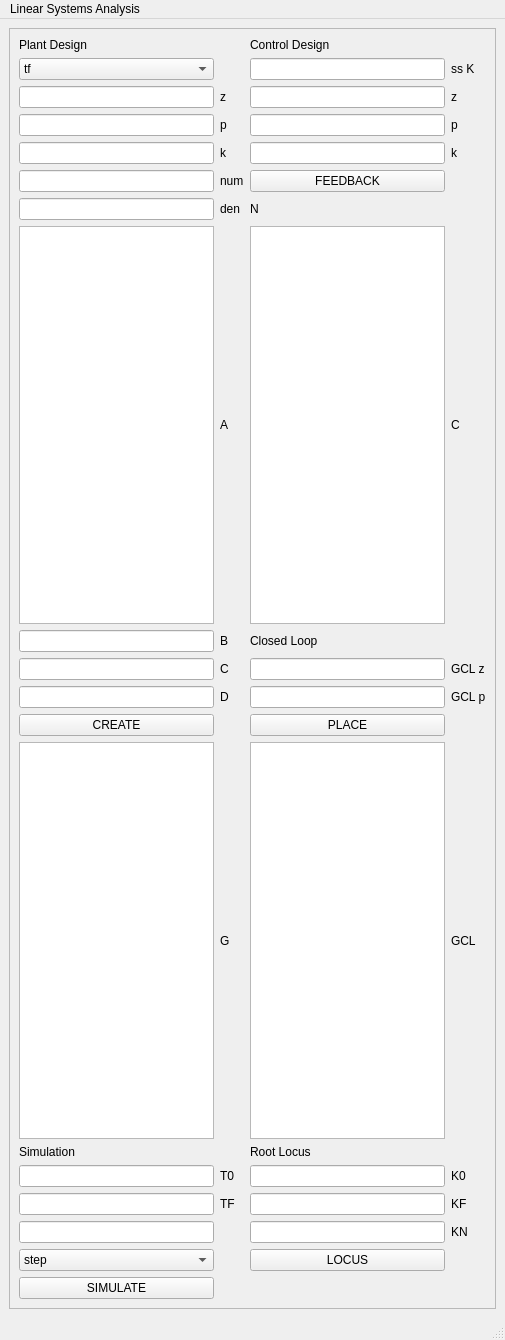
Old version of the form controls/LCAT/gui.ui in the repository cmontalvo251/Python.
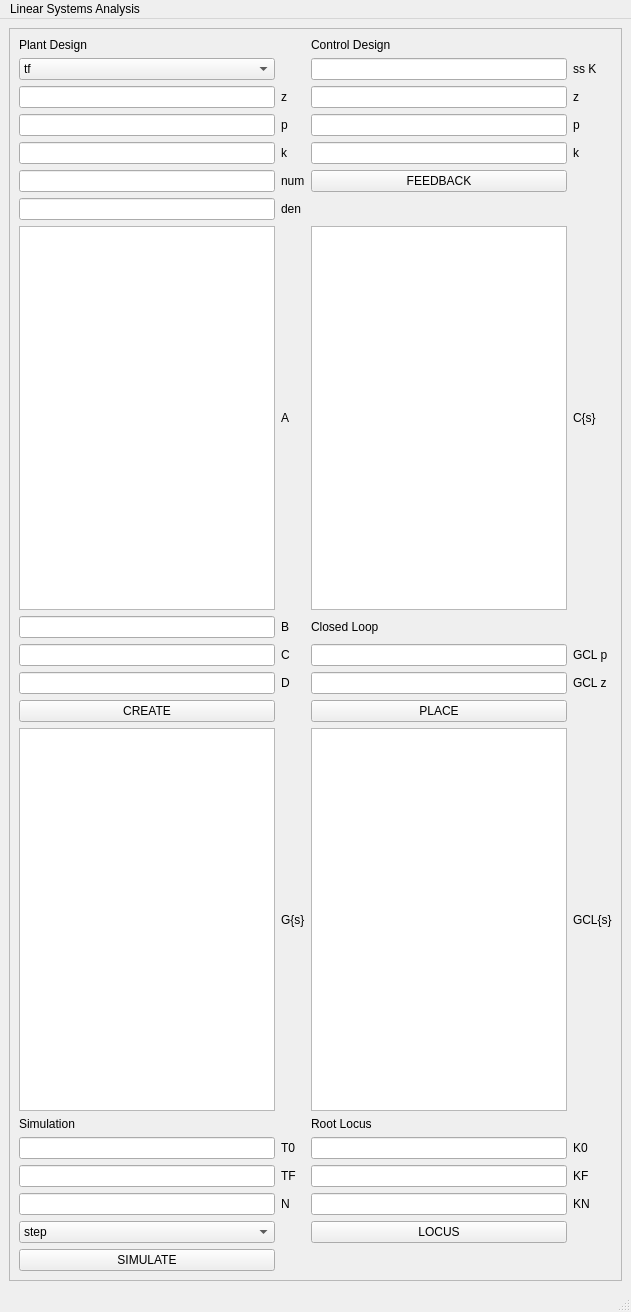
New version of the form.

Commit message: Gui is setup. I just need to load the defaults

Diff of the .ui file:
```diff
--- a/controls/LCAT/gui.ui
+++ b/controls/LCAT/gui.ui
@@ -6,8 +6,8 @@
    <rect>
     <x>0</x>
     <y>0</y>
-    <width>505</width>
-    <height>1340</height>
+    <width>489</width>
+    <height>1312</height>
    </rect>
   </property>
   <property name="windowTitle">
@@ -21,10 +21,10 @@
     </sizepolicy>
    </property>
    <layout class="QGridLayout" name="gridLayout">
-    <item row="25" column="1">
+    <item row="22" column="3">
      <widget class="QFrame" name="frame">
       <property name="sizePolicy">
-       <sizepolicy hsizetype="Preferred" vsizetype="Preferred">
+       <sizepolicy hsizetype="Fixed" vsizetype="Preferred">
         <horstretch>0</horstretch>
         <verstretch>0</verstretch>
        </sizepolicy>
@@ -46,14 +46,7 @@
        <item row="8" column="3">
         <widget class="QLabel" name="label_25">
          <property name="text">
-          <string>C</string>
-         </property>
-        </widget>
-       </item>
-       <item row="7" column="2">
-        <widget class="QLabel" name="label_16">
-         <property name="text">
-          <string>N</string>
+          <string>C{s}</string>
          </property>
         </widget>
        </item>
@@ -94,7 +87,7 @@
        <item row="13" column="1">
         <widget class="QLabel" name="label_24">
          <property name="text">
-          <string>G</string>
+          <string>G{s}</string>
          </property>
         </widget>
        </item>
@@ -238,7 +231,7 @@
        <item row="13" column="3">
         <widget class="QLabel" name="label_26">
          <property name="text">
-          <string>GCL</string>
+          <string>GCL{s}</string>
          </property>
         </widget>
        </item>
@@ -246,7 +239,10 @@
         <widget class="QLineEdit" name="lineEdit_13"/>
        </item>
        <item row="5" column="0">
-        <widget class="QLineEdit" name="lineEdit_10"/>
+        <widget class="QLineEdit" name="kGEdit"/>
+       </item>
+       <item row="17" column="0">
+        <widget class="QLineEdit" name="tnEdit"/>
        </item>
        <item row="13" column="0">
         <widget class="QTextEdit" name="textEdit"/>
@@ -352,33 +348,27 @@
          </property>
         </widget>
        </item>
-       <item row="17" column="0">
-        <widget class="QLineEdit" name="lineEdit_7"/>
-       </item>
-       <item row="11" column="3">
+       <item row="10" column="3">
         <widget class="QLabel" name="label_23">
          <property name="text">
           <string>GCL p</string>
          </property>
         </widget>
        </item>
-       <item row="10" column="3">
+       <item row="11" column="3">
         <widget class="QLabel" name="label_22">
          <property name="text">
           <string>GCL z</string>
          </property>
         </widget>
        </item>
-       <item row="9" column="2">
-        <widget class="QLabel" name="label_29">
+       <item row="18" column="2">
+        <widget class="QPushButton" name="locusButton">
          <property name="text">
-          <string>Closed Loop</string>
+          <string>LOCUS</string>
          </property>
         </widget>
        </item>
-       <item row="17" column="2">
-        <widget class="QLineEdit" name="lineEdit_9"/>
-       </item>
        <item row="17" column="3">
         <widget class="QLabel" name="label_12">
          <property name="text">
@@ -386,10 +376,20 @@
          </property>
         </widget>
        </item>
-       <item row="18" column="2">
-        <widget class="QPushButton" name="pushButton_2">
+       <item row="17" column="2">
+        <widget class="QLineEdit" name="knEdit"/>
+       </item>
+       <item row="17" column="1">
+        <widget class="QLabel" name="label_16">
          <property name="text">
-          <string>LOCUS</string>
+          <string>N</string>
+         </property>
+        </widget>
+       </item>
+       <item row="9" column="2">
+        <widget class="QLabel" name="label_29">
+         <property name="text">
+          <string>Closed Loop</string>
          </property>
         </widget>
        </item>
@@ -403,16 +403,16 @@
     <rect>
      <x>0</x>
      <y>0</y>
-     <width>505</width>
+     <width>489</width>
      <height>25</height>
     </rect>
    </property>
-   <widget class="QMenu" name="menuMeters_to_Feet">
+   <widget class="QMenu" name="menu">
     <property name="title">
      <string>Linear Systems Analysis</string>
     </property>
    </widget>
-   <addaction name="menuMeters_to_Feet"/>
+   <addaction name="menu"/>
   </widget>
   <widget class="QStatusBar" name="statusbar"/>
  </widget>
```
Left out of the diff: 54 changed lines with no effect on the pictures. The commit also changes 5 other files.
